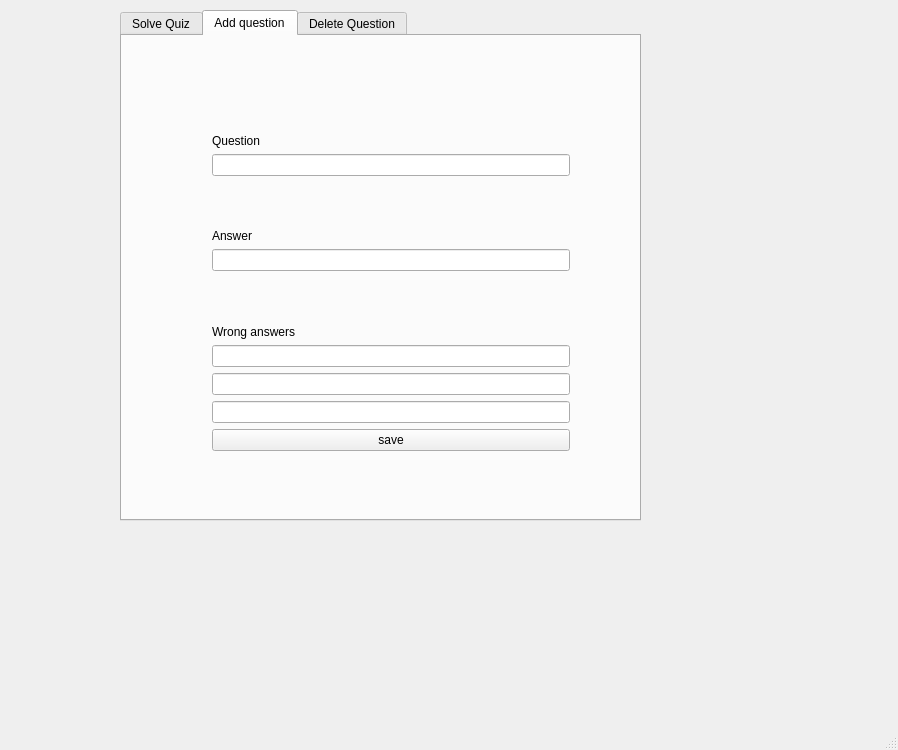
The window that flashcards.ui (anga95/Flashcards) describes before a commit, drawn with Qt 5.
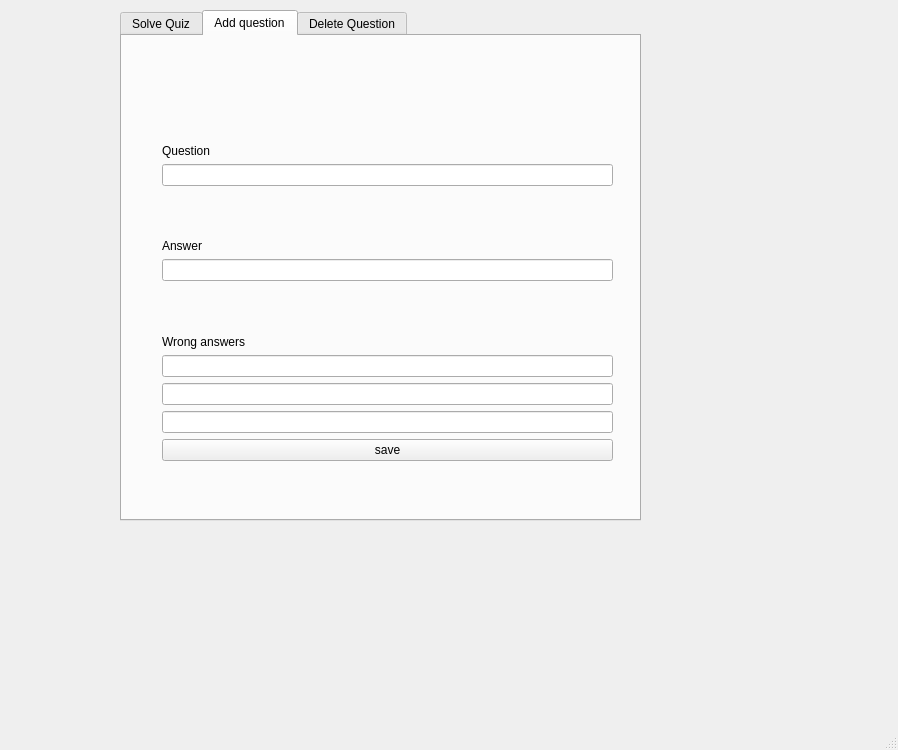
The same window after the commit. The open tabs and pages were chosen to show the change.

The edit to the form file:
```diff
--- a/flashcards.ui
+++ b/flashcards.ui
@@ -97,9 +97,9 @@
      <widget class="QWidget" name="layoutWidget">
       <property name="geometry">
        <rect>
-        <x>90</x>
-        <y>50</y>
-        <width>358</width>
+        <x>40</x>
+        <y>60</y>
+        <width>451</width>
         <height>365</height>
        </rect>
       </property>
```
Left out of the diff: 4 changed lines with no effect on the pictures.
